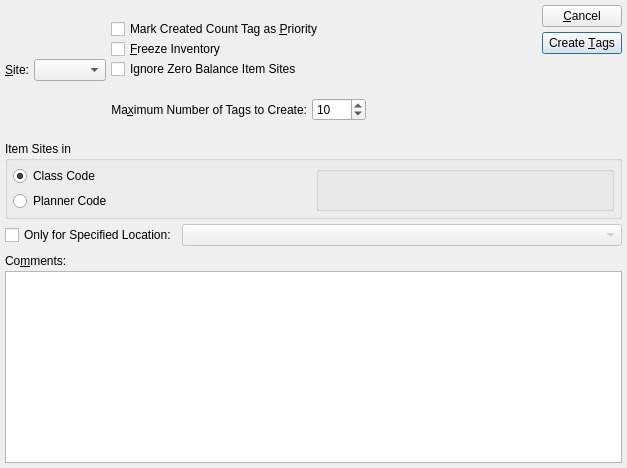
Old version of the form guiclient/createCycleCountTags.ui in the repository Pegasus-RPG/xtuple-client.
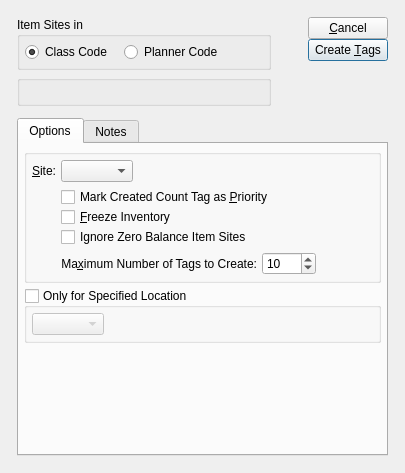
New version of the form. Custom widgets are drawn as their Qt base class.

Commit message: issue 8520:  Touch up layouts with tweaked clusters.

Patch:
```diff
--- a/guiclient/createCycleCountTags.ui
+++ b/guiclient/createCycleCountTags.ui
@@ -13,53 +13,178 @@
    <rect>
     <x>0</x>
     <y>0</y>
-    <width>627</width>
-    <height>468</height>
+    <width>405</width>
+    <height>473</height>
    </rect>
   </property>
   <property name="windowTitle" >
    <string>Create Cycle Count Tags</string>
   </property>
-  <layout class="QVBoxLayout" >
+  <layout class="QGridLayout" name="gridLayout_7" >
+   <item row="0" column="0" >
+    <layout class="QGridLayout" name="gridLayout_6" >
    <property name="margin" >
-    <number>5</number>
+      <number>12</number>
    </property>
    <property name="spacing" >
-    <number>5</number>
-   </property>
+      <number>12</number>
+     </property>
+     <item row="0" column="0" >
+      <layout class="QHBoxLayout" name="horizontalLayout_2" >
    <item>
-    <layout class="QHBoxLayout" >
-     <property name="margin" >
-      <number>0</number>
-     </property>
+        <layout class="QVBoxLayout" name="verticalLayout_3" >
+         <item>
+          <widget class="QGroupBox" name="_type" >
+           <property name="title" >
+            <string>Item Sites in</string>
+           </property>
+           <layout class="QGridLayout" name="gridLayout_2" >
+            <item row="0" column="0" >
+             <layout class="QHBoxLayout" name="horizontalLayout" >
      <property name="spacing" >
-      <number>5</number>
+               <number>12</number>
      </property>
      <item>
-      <layout class="QHBoxLayout" >
-       <property name="margin" >
-        <number>0</number>
-       </property>
-       <property name="spacing" >
-        <number>5</number>
-       </property>
+               <widget class="QRadioButton" name="_classcode" >
+                <property name="text" >
+                 <string>Class Code</string>
+                </property>
+                <property name="checked" >
+                 <bool>true</bool>
+                </property>
+               </widget>
+              </item>
        <item>
-        <layout class="QVBoxLayout" >
-         <property name="margin" >
-          <number>0</number>
-         </property>
+               <widget class="QRadioButton" name="_plancode" >
+                <property name="text" >
+                 <string>Planner Code</string>
+                </property>
+               </widget>
+              </item>
+              <item>
+               <spacer name="horizontalSpacer_3" >
+                <property name="orientation" >
+                 <enum>Qt::Horizontal</enum>
+                </property>
+                <property name="sizeHint" stdset="0" >
+                 <size>
+                  <width>40</width>
+                  <height>20</height>
+                 </size>
+                </property>
+               </spacer>
+              </item>
+             </layout>
+            </item>
+           </layout>
+          </widget>
+         </item>
+         <item>
+          <widget class="ParameterGroup" name="_parameter" >
+           <property name="title" >
+            <string/>
+           </property>
+           <property name="fixedSize" >
+            <bool>false</bool>
+           </property>
+          </widget>
+         </item>
+        </layout>
+       </item>
+       <item>
+        <spacer name="horizontalSpacer_2" >
+         <property name="orientation" >
+          <enum>Qt::Horizontal</enum>
+         </property>
+         <property name="sizeHint" stdset="0" >
+          <size>
+           <width>0</width>
+           <height>20</height>
+          </size>
+         </property>
+        </spacer>
+       </item>
+       <item>
+        <layout class="QVBoxLayout" >
          <property name="spacing" >
           <number>0</number>
          </property>
-         <item>
-          <layout class="QHBoxLayout" >
            <property name="margin" >
             <number>0</number>
            </property>
-           <property name="spacing" >
-            <number>5</number>
+         <item>
+          <widget class="QPushButton" name="_close" >
+           <property name="text" >
+            <string>&amp;Cancel</string>
            </property>
+           <property name="shortcut" >
+            <string>Alt+C</string>
+           </property>
+          </widget>
+         </item>
            <item>
+          <widget class="QPushButton" name="_create" >
+           <property name="enabled" >
+            <bool>true</bool>
+           </property>
+           <property name="text" >
+            <string>Create &amp;Tags</string>
+           </property>
+           <property name="autoDefault" >
+            <bool>true</bool>
+           </property>
+           <property name="default" >
+            <bool>true</bool>
+           </property>
+          </widget>
+         </item>
+         <item>
+          <spacer>
+           <property name="orientation" >
+            <enum>Qt::Vertical</enum>
+           </property>
+           <property name="sizeType" >
+            <enum>QSizePolicy::Expanding</enum>
+           </property>
+           <property name="sizeHint" stdset="0" >
+            <size>
+             <width>20</width>
+             <height>0</height>
+            </size>
+           </property>
+          </spacer>
+         </item>
+        </layout>
+       </item>
+      </layout>
+     </item>
+     <item row="1" column="0" >
+      <widget class="QTabWidget" name="_tab" >
+       <property name="sizePolicy" >
+        <sizepolicy vsizetype="Expanding" hsizetype="Expanding" >
+         <horstretch>0</horstretch>
+         <verstretch>1</verstretch>
+        </sizepolicy>
+       </property>
+       <property name="currentIndex" >
+        <number>0</number>
+       </property>
+       <widget class="QWidget" name="_optionsTab" >
+        <attribute name="title" >
+         <string>Options</string>
+        </attribute>
+        <layout class="QGridLayout" name="gridLayout" >
+         <item row="0" column="0" >
+          <layout class="QVBoxLayout" name="verticalLayout_2" >
+           <item>
+            <layout class="QVBoxLayout" name="verticalLayout" >
+             <item>
+              <widget class="QGroupBox" name="_siteGroup" >
+               <property name="title" >
+                <string/>
+               </property>
+               <layout class="QGridLayout" name="gridLayout_4" >
+                <item row="0" column="0" >
             <widget class="QLabel" name="_warehouseLit" >
              <property name="text" >
               <string>&amp;Site:</string>
@@ -72,30 +197,27 @@
              </property>
             </widget>
            </item>
+                <item row="0" column="1" >
+                 <layout class="QHBoxLayout" name="horizontalLayout_4" >
            <item>
             <widget class="WComboBox" name="_warehouse" />
            </item>
-          </layout>
-         </item>
          <item>
-          <spacer>
+                   <spacer name="horizontalSpacer" >
            <property name="orientation" >
-            <enum>Qt::Vertical</enum>
-           </property>
-           <property name="sizeType" >
-            <enum>QSizePolicy::Preferred</enum>
-           </property>
-           <property name="sizeHint" >
+                     <enum>Qt::Horizontal</enum>
+                    </property>
+                    <property name="sizeHint" stdset="0" >
             <size>
-             <width>20</width>
-             <height>0</height>
+                      <width>40</width>
+                      <height>20</height>
             </size>
            </property>
           </spacer>
          </item>
         </layout>
        </item>
-       <item>
+                <item row="1" column="1" >
         <layout class="QVBoxLayout" >
          <property name="margin" >
           <number>0</number>
@@ -116,7 +238,7 @@
              <property name="margin" >
               <number>0</number>
              </property>
-             <property name="spacing" >
+                      <property name="margin" >
               <number>0</number>
              </property>
              <item>
@@ -149,9 +271,6 @@
            </item>
            <item>
             <layout class="QHBoxLayout" >
-             <property name="margin" >
-              <number>0</number>
-             </property>
              <property name="spacing" >
               <number>0</number>
              </property>
@@ -185,9 +304,6 @@
            </item>
            <item>
             <layout class="QHBoxLayout" >
-             <property name="margin" >
-              <number>0</number>
-             </property>
              <property name="spacing" >
               <number>0</number>
              </property>
@@ -223,17 +339,11 @@
          </item>
          <item>
           <layout class="QHBoxLayout" >
-           <property name="margin" >
-            <number>0</number>
-           </property>
            <property name="spacing" >
             <number>0</number>
            </property>
            <item>
             <layout class="QHBoxLayout" >
-             <property name="margin" >
-              <number>0</number>
-             </property>
              <property name="spacing" >
               <number>5</number>
              </property>
@@ -286,158 +396,26 @@
         </layout>
        </item>
       </layout>
-     </item>
-     <item>
-      <layout class="QVBoxLayout" >
-       <property name="margin" >
-        <number>0</number>
-       </property>
-       <property name="spacing" >
-        <number>5</number>
-       </property>
-       <item>
-        <widget class="QPushButton" name="_close" >
-         <property name="text" >
-          <string>&amp;Cancel</string>
-         </property>
-         <property name="shortcut" >
-          <string>Alt+C</string>
-         </property>
         </widget>
        </item>
        <item>
-        <widget class="QPushButton" name="_create" >
-         <property name="enabled" >
-          <bool>true</bool>
-         </property>
-         <property name="text" >
-          <string>Create &amp;Tags</string>
-         </property>
-         <property name="autoDefault" >
-          <bool>true</bool>
-         </property>
-         <property name="default" >
-          <bool>true</bool>
-         </property>
-        </widget>
-       </item>
-       <item>
-        <spacer>
-         <property name="orientation" >
-          <enum>Qt::Vertical</enum>
-         </property>
-         <property name="sizeType" >
-          <enum>QSizePolicy::MinimumExpanding</enum>
-         </property>
-         <property name="sizeHint" >
-          <size>
-           <width>20</width>
-           <height>0</height>
-          </size>
-         </property>
-        </spacer>
-       </item>
-      </layout>
-     </item>
-    </layout>
-   </item>
-   <item>
-    <widget class="QGroupBox" name="_type" >
+              <widget class="QGroupBox" name="_byLocation" >
      <property name="title" >
-      <string>Item Sites in</string>
-     </property>
-     <layout class="QHBoxLayout" >
-      <property name="margin" >
-       <number>5</number>
-      </property>
-      <property name="spacing" >
-       <number>5</number>
-      </property>
-      <item>
-       <layout class="QVBoxLayout" >
-        <property name="margin" >
-         <number>0</number>
-        </property>
-        <property name="spacing" >
-         <number>5</number>
-        </property>
-        <item>
-         <widget class="QRadioButton" name="_classcode" >
-          <property name="text" >
-           <string>Class Code</string>
+                <string>Only for Specified Location</string>
+               </property>
+               <property name="checkable" >
+                <bool>true</bool>
           </property>
           <property name="checked" >
-           <bool>true</bool>
-          </property>
-         </widget>
-        </item>
-        <item>
-         <widget class="QRadioButton" name="_plancode" >
-          <property name="text" >
-           <string>Planner Code</string>
-          </property>
-         </widget>
-        </item>
-        <item>
-         <spacer>
-          <property name="orientation" >
-           <enum>Qt::Vertical</enum>
-          </property>
-          <property name="sizeType" >
-           <enum>QSizePolicy::Preferred</enum>
-          </property>
-          <property name="sizeHint" >
-           <size>
-            <width>20</width>
-            <height>0</height>
-           </size>
-          </property>
-         </spacer>
-        </item>
-       </layout>
-      </item>
-      <item>
-       <widget class="ParameterGroup" name="_parameter" >
-        <property name="title" >
-         <string/>
-        </property>
-       </widget>
-      </item>
-     </layout>
-    </widget>
-   </item>
-   <item>
-    <layout class="QHBoxLayout" >
-     <property name="margin" >
-      <number>0</number>
-     </property>
-     <property name="spacing" >
-      <number>5</number>
-     </property>
-     <item>
-      <widget class="XCheckBox" name="_byLocation" >
-       <property name="text" >
-        <string>Only for Specified Location:</string>
-       </property>
-      </widget>
-     </item>
-     <item>
-      <layout class="QHBoxLayout" >
-       <property name="margin" >
-        <number>0</number>
-       </property>
-       <property name="spacing" >
-        <number>0</number>
-       </property>
+                <bool>false</bool>
+               </property>
+               <layout class="QGridLayout" name="gridLayout_3" >
+                <item row="0" column="0" >
+                 <layout class="QHBoxLayout" name="horizontalLayout_3" >
        <item>
         <widget class="XComboBox" name="_location" >
-         <property name="enabled" >
-          <bool>false</bool>
-         </property>
          <property name="sizePolicy" >
-          <sizepolicy>
-           <hsizetype>3</hsizetype>
-           <vsizetype>0</vsizetype>
+                     <sizepolicy vsizetype="Fixed" hsizetype="Preferred" >
            <horstretch>0</horstretch>
            <verstretch>0</verstretch>
           </sizepolicy>
@@ -450,12 +428,12 @@
           <enum>Qt::Horizontal</enum>
          </property>
          <property name="sizeType" >
-          <enum>QSizePolicy::Preferred</enum>
-         </property>
-         <property name="sizeHint" >
+                     <enum>QSizePolicy::Expanding</enum>
+                    </property>
+                    <property name="sizeHint" stdset="0" >
           <size>
            <width>0</width>
-           <height>20</height>
+                      <height>17</height>
           </size>
          </property>
         </spacer>
@@ -463,43 +441,40 @@
       </layout>
      </item>
     </layout>
-   </item>
+              </widget>
+             </item>
+            </layout>
+           </item>
    <item>
-    <layout class="QVBoxLayout" >
-     <property name="margin" >
-      <number>0</number>
-     </property>
-     <property name="spacing" >
-      <number>0</number>
-     </property>
-     <item>
-      <widget class="QLabel" name="_commentsLit" >
-       <property name="sizePolicy" >
-        <sizepolicy>
-         <hsizetype>7</hsizetype>
-         <vsizetype>0</vsizetype>
-         <horstretch>0</horstretch>
-         <verstretch>0</verstretch>
-        </sizepolicy>
-       </property>
-       <property name="minimumSize" >
+            <spacer name="verticalSpacer" >
+             <property name="orientation" >
+              <enum>Qt::Vertical</enum>
+             </property>
+             <property name="sizeHint" stdset="0" >
         <size>
-         <width>0</width>
-         <height>20</height>
-        </size>
-       </property>
-       <property name="text" >
-        <string>Co&amp;mments:</string>
-       </property>
-       <property name="buddy" >
-        <cstring>_comments</cstring>
-       </property>
-      </widget>
-     </item>
-     <item>
+               <width>20</width>
+               <height>0</height>
+              </size>
+             </property>
+            </spacer>
+           </item>
+          </layout>
+         </item>
+        </layout>
+       </widget>
+       <widget class="QWidget" name="_notesTab" >
+        <attribute name="title" >
+         <string>Notes</string>
+        </attribute>
+        <layout class="QGridLayout" name="gridLayout_5" >
+         <item row="0" column="0" >
       <widget class="QTextEdit" name="_comments" />
      </item>
     </layout>
+       </widget>
+      </widget>
+     </item>
+    </layout>
    </item>
   </layout>
  </widget>
@@ -511,16 +486,16 @@
    <extends>QGroupBox</extends>
    <header>parametergroup.h</header>
   </customwidget>
-  <customwidget>
-   <class>XCheckBox</class>
-   <extends>QCheckBox</extends>
-   <header>xcheckbox.h</header>
-  </customwidget>
   <customwidget>
    <class>WComboBox</class>
    <extends>XComboBox</extends>
    <header>wcombobox.h</header>
   </customwidget>
+  <customwidget>
+   <class>XCheckBox</class>
+   <extends>QCheckBox</extends>
+   <header>xcheckbox.h</header>
+  </customwidget>
   <customwidget>
    <class>XComboBox</class>
    <extends>QComboBox</extends>
```
Left out of the diff: 55 changed lines with no effect on the pictures. Lines whose indentation alone changed are shown as unchanged. The commit also changes 34 other files.
